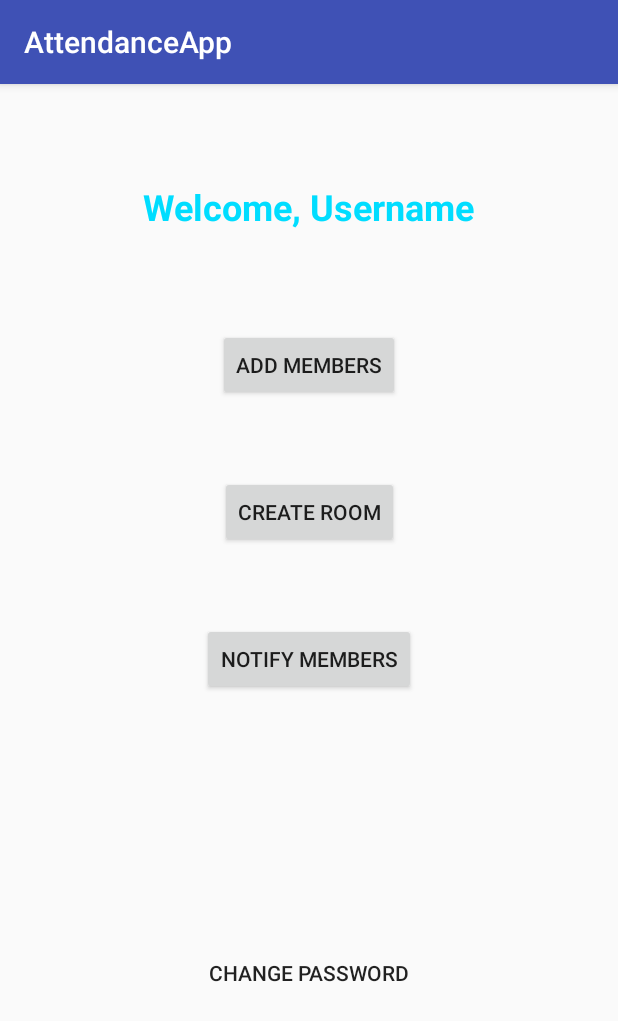
After one commit to Harshil-Shah99/AttendanceApp, an Android app: the AdminHome2Activity screen opened directly, with no data from a screen before it, on a phone screen of 412 x 824 dp. The commit adds this screen. Shown: the top 1021 px of the screen. Run offline under Robolectric (Android 15) with nearby library versions, the phone set to English and light mode, and no system bars.

Commit message:
Updated UI based on constraint layout

```diff
--- a/app/build.gradle
+++ b/app/build.gradle
@@ -19,6 +19,9 @@ android {
 }
 
 dependencies {
+
+    implementation 'com.android.support:cardview-v7:27.1.1'
+    implementation 'com.android.support:support-v4:27.1.1'
     implementation 'com.google.android.gms:play-services-location:15.0.1'
     implementation fileTree(dir: 'libs', include: ['*.jar'])
     implementation 'com.android.support:appcompat-v7:27.1.1'
@@ -28,4 +31,5 @@ dependencies {
     testImplementation 'junit:junit:4.12'
     androidTestImplementation 'com.android.support.test:runner:1.0.2'
     androidTestImplementation 'com.android.support.test.espresso:espresso-core:3.0.2'
+    implementation 'com.android.support:recyclerview-v7:27.1.1'
 }
--- /dev/null
+++ b/app/src/main/java/com/example/android/attendanceapp/AdminHome2Activity.java
@@ -0,0 +1,70 @@
+package com.example.android.attendanceapp;
+
+import android.content.Intent;
+import android.os.Bundle;
+import android.support.v7.app.AppCompatActivity;
+import android.view.View;
+import android.widget.Button;
+
+public class AdminHome2Activity extends AppCompatActivity {
+
+    Button button3;
+    Button button4;
+    Button button17;
+    Button button18;
+
+    @Override
+    protected void onCreate(Bundle savedInstanceState) {
+        super.onCreate(savedInstanceState);
+        setContentView(R.layout.activity_admin_home2);
+
+        button3=findViewById(R.id.button3);
+        button4=findViewById(R.id.button4);
+        button17=findViewById(R.id.button17);
+        button18=findViewById(R.id.button18);
+
+        button3.setOnClickListener(new View.OnClickListener() {
+            @Override
+            public void onClick(View v) {
+
+                Intent intent = new Intent(AdminHome2Activity.this,
+                        AddMemberActivity.class);
+                startActivity(intent);
+
+            }
+        });
+
+        button4.setOnClickListener(new View.OnClickListener() {
+            @Override
+            public void onClick(View v) {
+
+                Intent intent = new Intent(AdminHome2Activity.this,
+                        AdminNotifyActivity.class);
+                startActivity(intent);
+
+            }
+        });
+
+        button17.setOnClickListener(new View.OnClickListener() {
+            @Override
+            public void onClick(View v) {
+
+                Intent intent = new Intent(AdminHome2Activity.this,
+                        ChangePasswordActivity.class);
+                startActivity(intent);
+
+            }
+        });
+
+        button18.setOnClickListener(new View.OnClickListener() {
+            @Override
+            public void onClick(View v) {
+
+                Intent intent = new Intent(AdminHome2Activity.this,
+                        RoomCreationActivity.class);
+                startActivity(intent);
+
+            }
+        });
+    }
+}
--- /dev/null
+++ b/app/src/main/res/layout/activity_admin_home2.xml
@@ -0,0 +1,64 @@
+<?xml version="1.0" encoding="utf-8"?>
+<android.support.constraint.ConstraintLayout xmlns:android="http://schemas.android.com/apk/res/android"
+    xmlns:app="http://schemas.android.com/apk/res-auto"
+    xmlns:tools="http://schemas.android.com/tools"
+    android:layout_width="match_parent"
+    android:layout_height="match_parent"
+    tools:context=".AdminHome2Activity">
+
+    <Button
+        android:id="@+id/button3"
+        android:layout_width="wrap_content"
+        android:layout_height="wrap_content"
+        android:layout_marginTop="65dp"
+        android:text="Add Members"
+        app:layout_constraintEnd_toEndOf="parent"
+        app:layout_constraintStart_toStartOf="parent"
+        app:layout_constraintTop_toBottomOf="@+id/textView" />
+
+    <Button
+        android:id="@+id/button4"
+        android:layout_width="wrap_content"
+        android:layout_height="wrap_content"
+        android:layout_marginTop="50dp"
+        android:text="Notify Members"
+        app:layout_constraintEnd_toEndOf="parent"
+        app:layout_constraintStart_toStartOf="parent"
+        app:layout_constraintTop_toBottomOf="@+id/button18" />
+
+    <TextView
+        android:id="@+id/textView"
+        android:layout_width="wrap_content"
+        android:layout_height="wrap_content"
+        android:layout_marginTop="65dp"
+        android:text="Welcome, Username"
+        android:textColor="@android:color/holo_blue_bright"
+        android:textSize="24sp"
+        android:textStyle="bold"
+        app:layout_constraintEnd_toEndOf="parent"
+        app:layout_constraintStart_toStartOf="parent"
+        app:layout_constraintTop_toTopOf="parent" />
+
+    <Button
+        android:id="@+id/button17"
+        android:layout_width="wrap_content"
+        android:layout_height="wrap_content"
+        android:layout_marginBottom="50dp"
+        android:layout_marginTop="60dp"
+        android:background="@android:color/transparent"
+        android:text="Change Password"
+        app:layout_constraintBottom_toBottomOf="parent"
+        app:layout_constraintEnd_toEndOf="parent"
+        app:layout_constraintStart_toStartOf="parent"
+        app:layout_constraintTop_toBottomOf="@+id/button4" />
+
+    <Button
+        android:id="@+id/button18"
+        android:layout_width="wrap_content"
+        android:layout_height="wrap_content"
+        android:layout_marginTop="50dp"
+        android:text="CREATE ROOM"
+        app:layout_constraintEnd_toEndOf="parent"
+        app:layout_constraintStart_toStartOf="parent"
+        app:layout_constraintTop_toBottomOf="@+id/button3" />
+</android.support.constraint.ConstraintLayout>
--- a/app/src/main/res/values/strings.xml
+++ b/app/src/main/res/values/strings.xml
@@ -1,3 +1,6 @@
 <resources>
     <string name="app_name">AttendanceApp</string>
+
+    <!-- TODO: Remove or change this placeholder text -->
+    <string name="hello_blank_fragment">Hello blank fragment</string>
 </resources>
```
Also changed, not shown: app/src/main/AndroidManifest.xml (+13 -1 lines), app/src/main/java/com/example/android/attendanceapp/AdminHomeActivity.java (added, +74 -0 lines), app/src/main/java/com/example/android/attendanceapp/AdminLoginActivity.java (added, +53 -0 lines), app/src/main/java/com/example/android/attendanceapp/MainActivity.java (+10 -13 lines), app/src/main/res/layout/activity_admin_home.xml (added, +53 -0 lines), app/src/main/res/layout/activity_admin_login.xml (added, +71 -0 lines), app/src/main/res/layout/activity_main.xml (+19 -34 lines), app/src/main/res/layout/activity_member.xml (+7 -10 lines), app/src/main/res/layout/activity_token.xml (+14 -12 lines), app/src/main/res/layout/newroom_fragment.xml (added, +14 -0 lines).
